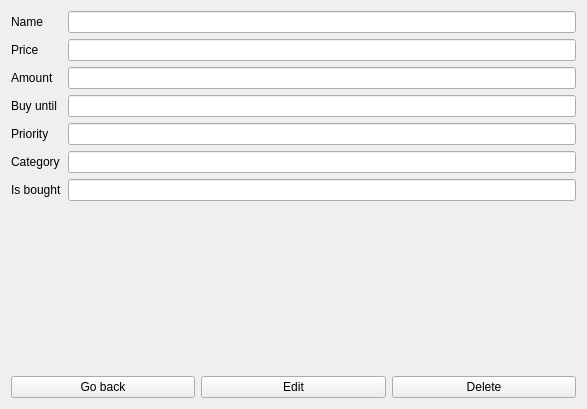
This is src/Client/View/MainPage/Product/ProductViewSubPage/ProductViewSubPage.ui in iodream/Spend-Note as Qt 5 draws it before an edit. The edited form follows.
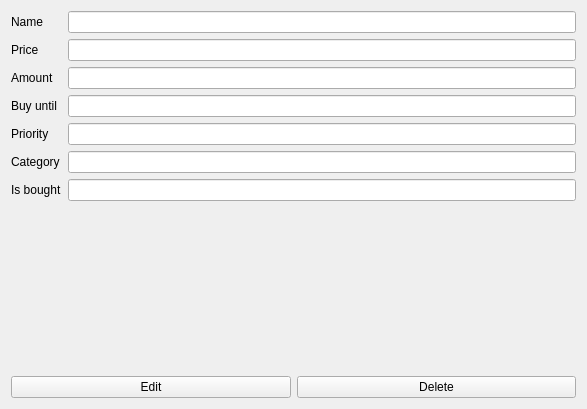
This is the edited form.

Commit message: add single GoBack button for main page, remove GoBack buttons for sub pages

What changed in the file:
```diff
--- a/src/Client/View/MainPage/Product/ProductViewSubPage/ProductViewSubPage.ui
+++ b/src/Client/View/MainPage/Product/ProductViewSubPage/ProductViewSubPage.ui
@@ -131,13 +131,6 @@
    </item>
    <item>
     <layout class="QHBoxLayout" name="horizontalLayout">
-     <item>
-      <widget class="QPushButton" name="GoBackButton">
-       <property name="text">
-        <string>Go back</string>
-       </property>
-      </widget>
-     </item>
      <item>
       <widget class="QPushButton" name="EditButton">
        <property name="text">
```
The commit also changes 24 other files.
